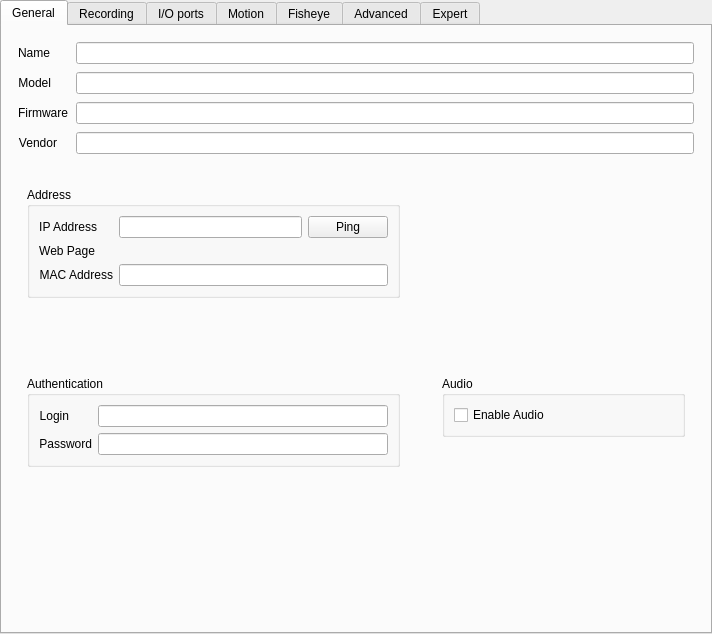
First picture: the form in client/nx_client_desktop/src/ui/widgets/properties/single_camera_settings_widget.ui, repository networkoptix/nx_open, before the edit.
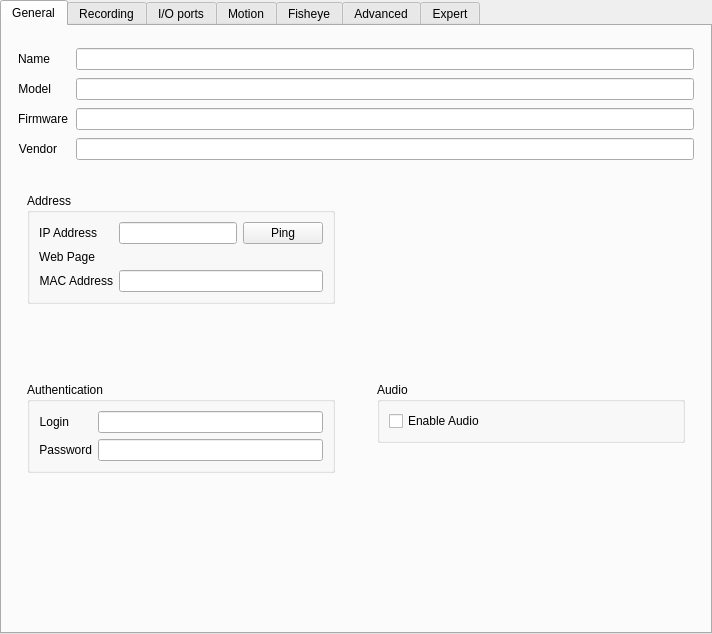
Second picture: the form after the edit. Custom widgets are drawn as their Qt base class.

Commit message:
VMS-8416 Better placement of progress bar
<==== Mercurial data ====>
Branch: vms_3.1_wearable_beta

The edit to the form file:
```diff
--- a/client/nx_client_desktop/src/ui/widgets/properties/single_camera_settings_widget.ui
+++ b/client/nx_client_desktop/src/ui/widgets/properties/single_camera_settings_widget.ui
@@ -35,7 +35,24 @@
       <attribute name="title">
        <string>General</string>
       </attribute>
-      <layout class="QVBoxLayout" name="verticalLayout_2" stretch="0,0,0,0,1000,0">
+      <layout class="QVBoxLayout" name="verticalLayout_2" stretch="0,0">
+       <property name="leftMargin">
+        <number>0</number>
+       </property>
+       <property name="topMargin">
+        <number>0</number>
+       </property>
+       <property name="rightMargin">
+        <number>0</number>
+       </property>
+       <property name="bottomMargin">
+        <number>0</number>
+       </property>
+       <item>
+        <widget class="QnWearableProgressWidget" name="wearableProgressWidget" native="true"/>
+       </item>
+       <item>
+        <layout class="QVBoxLayout" name="generalLayout">
        <property name="leftMargin">
         <number>16</number>
        </property>
@@ -129,7 +146,7 @@
         <widget class="QnWearableUploadWidget" name="wearableUploadWidget" native="true"/>
        </item>
        <item>
-        <layout class="QGridLayout" name="generalGridLayout" columnstretch="3,2">
+          <layout class="QGridLayout" name="generalGridLayout" columnstretch="1,1">
          <property name="topMargin">
           <number>12</number>
          </property>
@@ -139,29 +156,52 @@
          <property name="verticalSpacing">
           <number>20</number>
          </property>
-         <item row="0" column="1">
-          <widget class="QnImageControlWidget" name="imageControlWidget" native="true">
-           <property name="focusPolicy">
-            <enum>Qt::TabFocus</enum>
-           </property>
-          </widget>
-         </item>
-         <item row="1" column="1">
-          <widget class="QWidget" name="widget_4" native="true">
-           <layout class="QVBoxLayout" name="verticalLayout_11">
+           <item row="1" column="0">
+            <widget class="QStackedWidget" name="authenticationOrWearableInfoWidget">
+             <property name="currentIndex">
+              <number>0</number>
+             </property>
+             <widget class="QWidget" name="authenticationPage">
+              <layout class="QVBoxLayout" name="verticalLayout_5">
             <item>
-             <widget class="QGroupBox" name="audioGroupBox">
+                <widget class="QGroupBox" name="authenticationGroupBox">
               <property name="title">
-               <string>Audio</string>
+                  <string>Authentication</string>
               </property>
               <property name="flat">
                <bool>true</bool>
               </property>
-              <layout class="QVBoxLayout" name="audioVerticalLayout">
-               <item>
-                <widget class="QCheckBox" name="enableAudioCheckBox">
+                 <layout class="QFormLayout" name="authenticationFormLayout">
+                  <property name="fieldGrowthPolicy">
+                   <enum>QFormLayout::AllNonFixedFieldsGrow</enum>
+                  </property>
+                  <item row="0" column="0">
+                   <widget class="QLabel" name="loginLabel">
                  <property name="text">
-                  <string>Enable Audio</string>
+                     <string>Login</string>
+                    </property>
+                    <property name="alignment">
+                     <set>Qt::AlignRight|Qt::AlignTrailing|Qt::AlignVCenter</set>
+                    </property>
+                   </widget>
+                  </item>
+                  <item row="0" column="1">
+                   <widget class="QLineEdit" name="loginEdit"/>
+                  </item>
+                  <item row="1" column="0">
+                   <widget class="QLabel" name="passwordLabel">
+                    <property name="text">
+                     <string>Password</string>
+                    </property>
+                    <property name="alignment">
+                     <set>Qt::AlignRight|Qt::AlignTrailing|Qt::AlignVCenter</set>
+                    </property>
+                   </widget>
+                  </item>
+                  <item row="1" column="1">
+                   <widget class="QLineEdit" name="passwordEdit">
+                    <property name="echoMode">
+                     <enum>QLineEdit::PasswordEchoOnEdit</enum>
                  </property>
                 </widget>
                </item>
@@ -169,26 +209,7 @@
              </widget>
             </item>
             <item>
-             <spacer name="verticalSpacer_4">
-              <property name="orientation">
-               <enum>Qt::Vertical</enum>
-              </property>
-              <property name="sizeType">
-               <enum>QSizePolicy::Fixed</enum>
-              </property>
-              <property name="sizeHint" stdset="0">
-               <size>
-                <width>4</width>
-                <height>4</height>
-               </size>
-              </property>
-             </spacer>
-            </item>
-            <item>
-             <widget class="QnWearableMotionWidget" name="wearableMotionWidget" native="true"/>
-            </item>
-            <item>
-             <spacer name="verticalSpacer_2">
+                <spacer name="verticalSpacer_5">
               <property name="orientation">
                <enum>Qt::Vertical</enum>
               </property>
@@ -201,6 +222,25 @@
              </spacer>
             </item>
            </layout>
+             </widget>
+             <widget class="QWidget" name="wearableInfoPage">
+              <layout class="QVBoxLayout" name="verticalLayout_12">
+               <item>
+                <widget class="QLabel" name="wearableInfoLabel">
+                 <property name="text">
+                  <string>Uploaded archive can be deleted automatically, if there is no free space on a server storage.
+The oldest footage among all cameras on the server will be deleted first.</string>
+                 </property>
+                 <property name="alignment">
+                  <set>Qt::AlignLeading|Qt::AlignLeft|Qt::AlignTop</set>
+                 </property>
+                 <property name="wordWrap">
+                  <bool>true</bool>
+                 </property>
+                </widget>
+               </item>
+              </layout>
+             </widget>
           </widget>
          </item>
          <item row="0" column="0">
@@ -335,52 +375,29 @@
            </widget>
           </widget>
          </item>
-         <item row="1" column="0">
-          <widget class="QStackedWidget" name="authenticationOrWearableInfoWidget">
-           <property name="currentIndex">
-            <number>0</number>
-           </property>
-           <widget class="QWidget" name="authenticationPage">
-            <layout class="QVBoxLayout" name="verticalLayout_5">
-             <item>
-              <widget class="QGroupBox" name="authenticationGroupBox">
-               <property name="title">
-                <string>Authentication</string>
-               </property>
-               <property name="flat">
-                <bool>true</bool>
-               </property>
-               <layout class="QFormLayout" name="authenticationFormLayout">
-                <property name="fieldGrowthPolicy">
-                 <enum>QFormLayout::AllNonFixedFieldsGrow</enum>
-                </property>
-                <item row="0" column="0">
-                 <widget class="QLabel" name="loginLabel">
-                  <property name="text">
-                   <string>Login</string>
-                  </property>
-                  <property name="alignment">
-                   <set>Qt::AlignRight|Qt::AlignTrailing|Qt::AlignVCenter</set>
-                  </property>
-                 </widget>
-                </item>
                 <item row="0" column="1">
-                 <widget class="QLineEdit" name="loginEdit"/>
-                </item>
-                <item row="1" column="0">
-                 <widget class="QLabel" name="passwordLabel">
-                  <property name="text">
-                   <string>Password</string>
-                  </property>
-                  <property name="alignment">
-                   <set>Qt::AlignRight|Qt::AlignTrailing|Qt::AlignVCenter</set>
+            <widget class="QnImageControlWidget" name="imageControlWidget" native="true">
+             <property name="focusPolicy">
+              <enum>Qt::TabFocus</enum>
                   </property>
                  </widget>
                 </item>
                 <item row="1" column="1">
-                 <widget class="QLineEdit" name="passwordEdit">
-                  <property name="echoMode">
-                   <enum>QLineEdit::PasswordEchoOnEdit</enum>
+            <widget class="QWidget" name="widget_4" native="true">
+             <layout class="QVBoxLayout" name="verticalLayout_11">
+              <item>
+               <widget class="QGroupBox" name="audioGroupBox">
+                <property name="title">
+                 <string>Audio</string>
+                </property>
+                <property name="flat">
+                 <bool>true</bool>
+                </property>
+                <layout class="QVBoxLayout" name="audioVerticalLayout">
+                 <item>
+                  <widget class="QCheckBox" name="enableAudioCheckBox">
+                   <property name="text">
+                    <string>Enable Audio</string>
                   </property>
                  </widget>
                 </item>
@@ -388,7 +405,26 @@
               </widget>
              </item>
              <item>
-              <spacer name="verticalSpacer_5">
+               <spacer name="verticalSpacer_4">
+                <property name="orientation">
+                 <enum>Qt::Vertical</enum>
+                </property>
+                <property name="sizeType">
+                 <enum>QSizePolicy::Fixed</enum>
+                </property>
+                <property name="sizeHint" stdset="0">
+                 <size>
+                  <width>4</width>
+                  <height>4</height>
+                 </size>
+                </property>
+               </spacer>
+              </item>
+              <item>
+               <widget class="QnWearableMotionWidget" name="wearableMotionWidget" native="true"/>
+              </item>
+              <item>
+               <spacer name="verticalSpacer_2">
                <property name="orientation">
                 <enum>Qt::Vertical</enum>
                </property>
@@ -401,25 +437,6 @@
               </spacer>
              </item>
             </layout>
-           </widget>
-           <widget class="QWidget" name="wearableInfoPage">
-            <layout class="QVBoxLayout" name="verticalLayout_12">
-             <item>
-              <widget class="QLabel" name="wearableInfoLabel">
-               <property name="text">
-                <string>Uploaded archive can be deleted automatically, if there is no free space on a server storage.
-The oldest footage among all cameras on the server will be deleted first.</string>
-               </property>
-               <property name="alignment">
-                <set>Qt::AlignLeading|Qt::AlignLeft|Qt::AlignTop</set>
-               </property>
-               <property name="wordWrap">
-                <bool>true</bool>
-               </property>
-              </widget>
-             </item>
-            </layout>
-           </widget>
           </widget>
          </item>
         </layout>
@@ -440,8 +457,7 @@
          </property>
         </spacer>
        </item>
-       <item>
-        <widget class="QnWearableProgressWidget" name="wearableProgressWidget" native="true"/>
+        </layout>
        </item>
       </layout>
      </widget>
```
Lines whose indentation alone changed are shown as unchanged.
